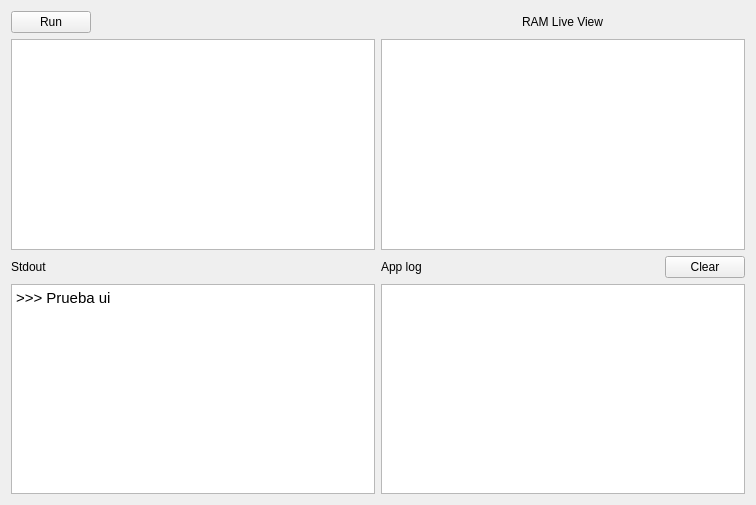
Old version of the form IDE/mainWidget.ui in the repository AnthonyHMR/ITCR.DatosII.ProyectoI.Interfaz.
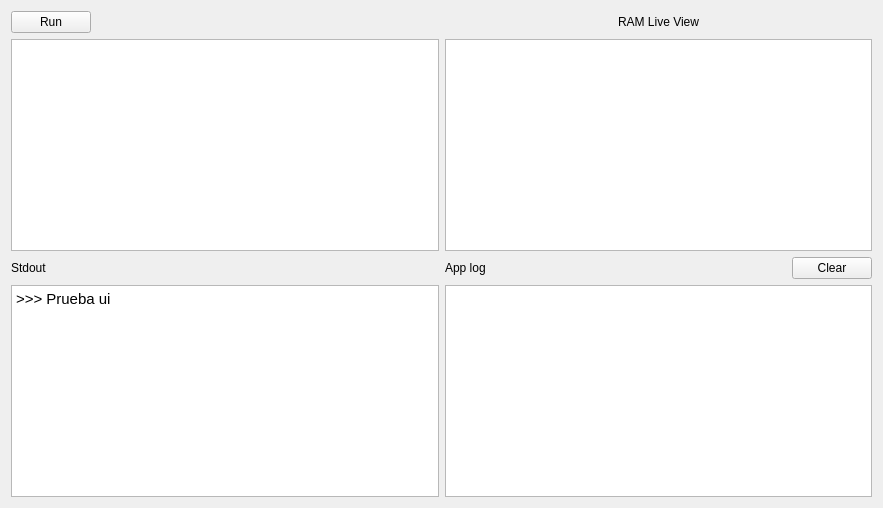
New version of the form.

What changed in the file:
```diff
--- a/IDE/mainWidget.ui
+++ b/IDE/mainWidget.ui
@@ -6,8 +6,8 @@
    <rect>
     <x>0</x>
     <y>0</y>
-    <width>756</width>
-    <height>505</height>
+    <width>883</width>
+    <height>508</height>
    </rect>
   </property>
   <property name="windowTitle">
```
